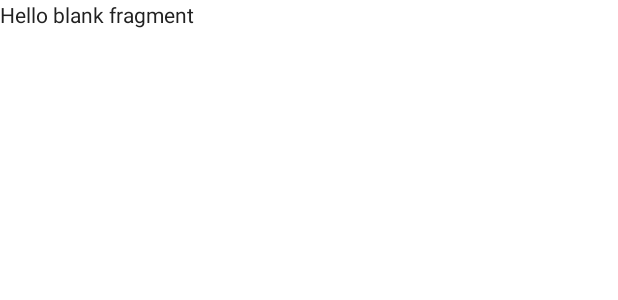
After one commit to cahcastroc/sou-fiscal-tp3-infnet, an Android app: the layout fragment_consulta.xml on its own in the app's theme, with its tools: preview values and no code run, on a phone screen of 412 x 824 dp. The commit adds this screen. Shown: the top 300 px of the screen. Run offline under Robolectric (Android 15) with nearby library versions, the phone set to English and light mode, and no system bars; Roboto replaces fonts that are not available here.

Commit message:
Início Fragment Consulta

```diff
--- a/app/src/main/java/br/edu/infnet/soufiscal/OpcoesFragment.kt
+++ b/app/src/main/java/br/edu/infnet/soufiscal/OpcoesFragment.kt
@@ -33,7 +33,7 @@ class OpcoesFragment : Fragment() {
 
         val btConsulta = view.findViewById<Button>(R.id.btConsulta)
         btConsulta.setOnClickListener {
-
+            navController.navigate(R.id.action_opcoesFragment_to_consultaFragment)
         }
 
         val btDados = view.findViewById<Button>(R.id.btDados)
--- /dev/null
+++ b/app/src/main/res/layout/fragment_consulta.xml
@@ -0,0 +1,14 @@
+<?xml version="1.0" encoding="utf-8"?>
+<FrameLayout xmlns:android="http://schemas.android.com/apk/res/android"
+    xmlns:tools="http://schemas.android.com/tools"
+    android:layout_width="match_parent"
+    android:layout_height="match_parent"
+    tools:context=".ConsultaFragment">
+
+    <!-- TODO: Update blank fragment layout -->
+    <TextView
+        android:layout_width="match_parent"
+        android:layout_height="match_parent"
+        android:text="@string/hello_blank_fragment" />
+
+</FrameLayout>
```
Also changed, not shown: app/src/main/java/br/edu/infnet/soufiscal/ConsultaFragment.kt (added, +41 -0 lines), app/src/main/java/br/edu/infnet/soufiscal/NovaAvaliacaoFragment.kt (+10 -11 lines), app/src/main/java/br/edu/infnet/soufiscal/dao/AvaliacaoDao.kt (+5 -9 lines), app/src/main/res/navigation/nav.xml (+12 -0 lines).
